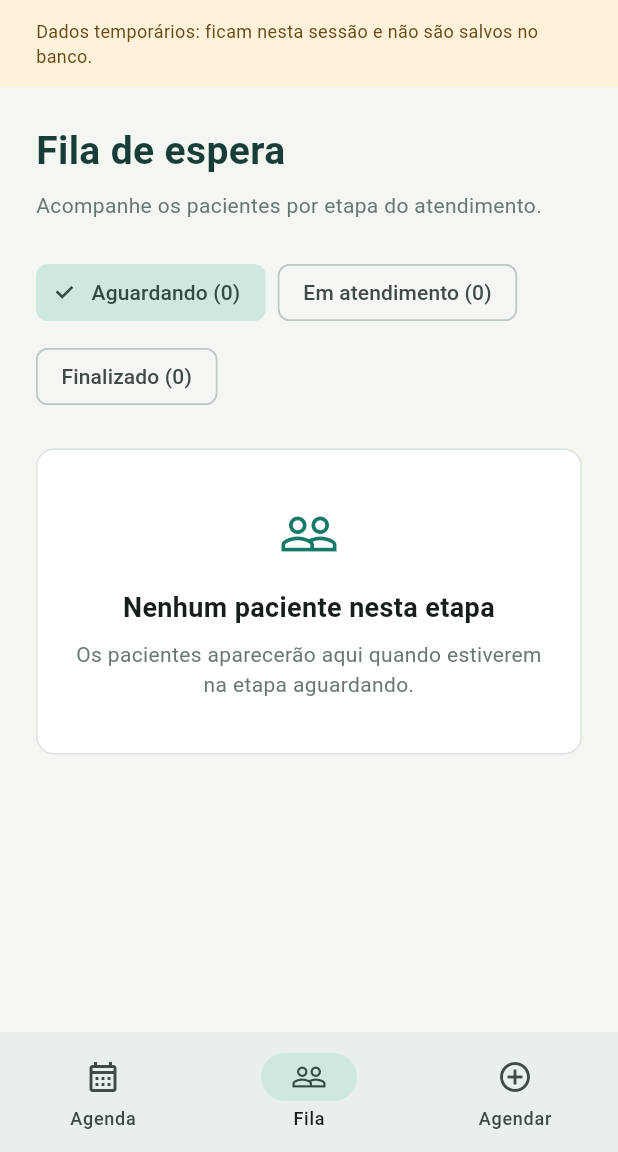
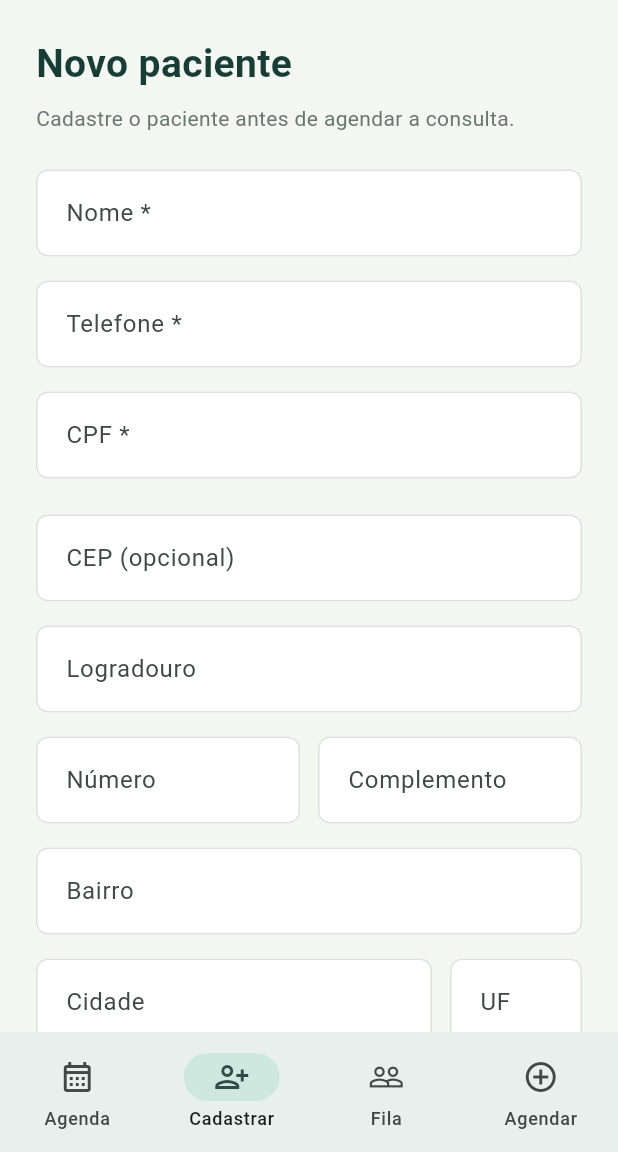
Before and after one commit to henriquesantanareis/Clinix, a Flutter app: the AreaAtendimento screen opened directly with empty values, item 2 of the bottom bar chosen, on a phone screen of 412 x 824 dp, the part 84-1236 px from its top. Run offline on Flutter 3.47's test engine with Material 3 defaults, Android fonts, the phone set to English and light mode, and no system bars; our stand-ins replace dio, supabase_flutter; accounts and stored records are empty.

Commit message:
feat(pacientes): cadastro com endereço, ViaCEP, máscaras e CPF e telefone obrigatórios

```diff
--- /dev/null
+++ b/proj_clinix/lib/apis/viacep_api.dart
@@ -0,0 +1,50 @@
+import 'package:dio/dio.dart';
+import 'package:proj_clinix/config/viacep_config.dart';
+import 'package:proj_clinix/models/endereco_model.dart';
+
+class ViaCepApi {
+  ViaCepApi({Dio? dio})
+    : _dio =
+          dio ??
+          Dio(
+            BaseOptions(
+              connectTimeout: const Duration(seconds: 8),
+              receiveTimeout: const Duration(seconds: 8),
+            ),
+          );
+
+  final Dio _dio;
+
+  /// Retorna o endereço, ou null se o CEP não existir.
+  /// Lança exceção se a consulta falhar (sem rede, timeout, serviço fora).
+  Future<EnderecoModel?> buscarEndereco({required String cep}) async {
+    final somenteNumeros = cep.replaceAll(RegExp(r'\D'), '');
+    if (somenteNumeros.length != 8) {
+      throw ArgumentError('CEP deve ter 8 dígitos');
+    }
+
+    try {
+      final resposta = await _dio.get<Map<String, dynamic>>(
+        ViaCepConfig.baseUrl(somenteNumeros),
+      );
+
+      final dados = resposta.data;
+      if (dados == null) throw Exception('Resposta vazia do ViaCEP');
+
+      if (_naoEncontrado(dados)) return null;
+
+      return EnderecoModel.fromJson(dados);
+    } on DioException catch (erro) {
+      // Algumas respostas de erro chegam com status 400: isso é CEP não encontrado,
+      // e não falha de conexão.
+      if (erro.response?.statusCode == 400) return null;
+      rethrow;
+    }
+  }
+
+  // O ViaCEP devolve "erro" como texto "true" no CEP inexistente, e às vezes como booleano.
+  bool _naoEncontrado(Map<String, dynamic> dados) {
+    final erro = dados['erro'];
+    return erro == true || erro == 'true';
+  }
+}
--- /dev/null
+++ b/proj_clinix/lib/config/viacep_config.dart
@@ -0,0 +1,3 @@
+class ViaCepConfig {
+  static String baseUrl(String cep) => 'https://viacep.com.br/ws/$cep/json/';
+}
--- a/proj_clinix/lib/data/agenda_repository.dart
+++ b/proj_clinix/lib/data/agenda_repository.dart
@@ -3,7 +3,8 @@ import 'package:supabase_flutter/supabase_flutter.dart';
 import '../models/modelos_atendimento.dart';
 
 class AgendaRepository {
-  AgendaRepository({SupabaseClient? client}) : _client = client ?? Supabase.instance.client;
+  AgendaRepository({SupabaseClient? client})
+    : _client = client ?? Supabase.instance.client;
 
   final SupabaseClient _client;
 
@@ -68,18 +69,40 @@ class AgendaRepository {
     });
   }
 
+  // Cadastra o paciente e devolve o id criado.
+  // Campos vazios vão como null, para as restrições do banco funcionarem.
   Future<String> cadastrarPaciente({
     required String nome,
-    String cpf = '',
-    String telefone = '',
+    required String cpf,
+    required String telefone,
+    String cep = '',
+    String logradouro = '',
+    String numero = '',
+    String complemento = '',
+    String bairro = '',
+    String cidade = '',
+    String uf = '',
   }) async {
-    final cpfLimpo = cpf.replaceAll(RegExp(r'\D'), '');
+    String apenasDigitos(String valor) => valor.replaceAll(RegExp(r'\D'), '');
+    String? vazioParaNull(String valor) {
+      final t = valor.trim();
+      return t.isEmpty ? null : t;
+    }
+
+    final cepLimpo = apenasDigitos(cep);
     final linha = await _client
         .from('pacientes')
         .insert({
           'nome': nome.trim(),
-          'cpf': cpfLimpo.isEmpty ? null : cpfLimpo,
-          'telefone': telefone.trim(),
+          'cpf': apenasDigitos(cpf),
+          'telefone': apenasDigitos(telefone),
+          'cep': cepLimpo.isEmpty ? null : cepLimpo,
+          'logradouro': vazioParaNull(logradouro),
+          'numero': vazioParaNull(numero),
+          'complemento': vazioParaNull(complemento),
+          'bairro': vazioParaNull(bairro),
+          'cidade': vazioParaNull(cidade),
+          'uf': vazioParaNull(uf)?.toUpperCase(),
         })
         .select('id')
         .single();
@@ -95,10 +118,10 @@ class AgendaRepository {
   }
 
   Future<void> encerrarAtendimento(String id, String anotacoes) async {
-    await _client.rpc('encerrar_atendimento', params: {
-      'p_agendamento_id': id,
-      'p_anotacoes': anotacoes.trim(),
-    });
+    await _client.rpc(
+      'encerrar_atendimento',
+      params: {'p_agendamento_id': id, 'p_anotacoes': anotacoes.trim()},
+    );
   }
 
   Future<void> cancelarAgendamento(String id) async {
@@ -120,7 +143,10 @@ class AgendaRepository {
 
   // Pacientes cadastrados, para escolher no agendamento.
   Future<List<({String id, String nome})>> listarPacientes() async {
-    final linhas = await _client.from('pacientes').select('id, nome').order('nome');
+    final linhas = await _client
+        .from('pacientes')
+        .select('id, nome')
+        .order('nome');
     return linhas
         .map((l) => (id: l['id'] as String, nome: l['nome'] as String))
         .toList();
@@ -149,5 +175,6 @@ class AgendaRepository {
     );
   }
 
-  DateTime? _data(Object? valor) => valor == null ? null : DateTime.parse(valor as String).toLocal();
+  DateTime? _data(Object? valor) =>
+      valor == null ? null : DateTime.parse(valor as String).toLocal();
 }
--- /dev/null
+++ b/proj_clinix/lib/models/endereco_model.dart
@@ -0,0 +1,25 @@
+class EnderecoModel {
+  const EnderecoModel({
+    required this.cep,
+    required this.logradouro,
+    required this.bairro,
+    required this.cidade,
+    required this.uf,
+  });
+
+  final String cep;
+  final String logradouro;
+  final String bairro;
+  final String cidade;
+  final String uf;
+
+  // O campo "complemento" do ViaCEP é a faixa de numeração da rua,
+  // e não o complemento do paciente, por isso não é lido aqui.
+  factory EnderecoModel.fromJson(Map<String, dynamic> json) => EnderecoModel(
+        cep: (json['cep'] ?? '') as String,
+        logradouro: (json['logradouro'] ?? '') as String,
+        bairro: (json['bairro'] ?? '') as String,
+        cidade: (json['localidade'] ?? '') as String,
+        uf: (json['uf'] ?? '') as String,
+      );
+}
--- /dev/null
+++ b/proj_clinix/lib/pages/pagina_cadastro_paciente.dart
@@ -0,0 +1,386 @@
+import 'package:flutter/material.dart';
+import 'package:proj_clinix/apis/viacep_api.dart';
+import 'package:proj_clinix/data/agenda_repository.dart';
+import 'package:proj_clinix/models/endereco_model.dart';
+import 'package:proj_clinix/utils/mascaras.dart';
+import 'package:proj_clinix/widgets/componentes_atendimento.dart';
+import 'package:supabase_flutter/supabase_flutter.dart';
+
+class PaginaCadastroPaciente extends StatefulWidget {
+  const PaginaCadastroPaciente({super.key, required this.aoSalvar});
+
+  // Chamado só depois que o banco confirma o cadastro.
+  final VoidCallback aoSalvar;
+
+  @override
+  State<PaginaCadastroPaciente> createState() => _EstadoCadastroPaciente();
+}
+
+class _EstadoCadastroPaciente extends State<PaginaCadastroPaciente> {
+  final _formKey = GlobalKey<FormState>();
+  final _repositorio = AgendaRepository();
+  final _viacep = ViaCepApi();
+
+  final _nome = TextEditingController();
+  final _telefone = TextEditingController();
+  final _cpf = TextEditingController();
+  final _cep = TextEditingController();
+  final _logradouro = TextEditingController();
+  final _numero = TextEditingController();
+  final _complemento = TextEditingController();
+  final _bairro = TextEditingController();
+  final _cidade = TextEditingController();
+  final _uf = TextEditingController();
+
+  bool _buscandoCep = false;
+  bool _cepInexistente = false;
+  bool _salvando = false;
+  String? _avisoCep;
+  String? _erroCpf;
+  String? _erroGeral;
+
+  @override
+  void dispose() {
+    for (final c in [
+      _nome,
+      _telefone,
+      _cpf,
+      _cep,
+      _logradouro,
+      _numero,
+      _complemento,
+      _bairro,
+      _cidade,
+      _uf,
+    ]) {
+      c.dispose();
+    }
+    super.dispose();
+  }
+
+  // Chamado a cada alteração do CEP. Só consulta quando tiver 8 dígitos.
+  Future<void> _buscarCep(String valor) async {
+    final digitos = valor.replaceAll(RegExp(r'\D'), '');
+    if (digitos.length != 8) {
+      if (_cepInexistente || _avisoCep != null) {
+        setState(() {
+          _cepInexistente = false;
+          _avisoCep = null;
+        });
+      }
+      return;
+    }
+
+    setState(() {
+      _buscandoCep = true;
+      _avisoCep = null;
+      _cepInexistente = false;
+    });
+    try {
+      final EnderecoModel? endereco = await _viacep.buscarEndereco(
+        cep: digitos,
+      );
+      if (!mounted) return;
+      if (endereco == null) {
+        setState(() {
+          _cepInexistente = true;
+          _avisoCep = 'CEP não encontrado. Confira o número ou apague o CEP.';
+        });
+      } else {
+        setState(() {
+          _logradouro.text = endereco.logradouro;
+          _bairro.text = endereco.bairro;
+          _cidade.text = endereco.cidade;
+          _uf.text = endereco.uf;
+        });
+      }
+    } catch (_) {
+      if (!mounted) return;
+      setState(
+        () => _avisoCep = 'Não foi possível consultar o CEP. Você pode salvar e preencher depois.',
+      );
+    } finally {
+      if (mounted) setState(() => _buscandoCep = false);
+    }
+  }
+
+  Future<void> _salvar() async {
+    if (_salvando) return;
+    setState(() {
+      _erroCpf = null;
+      _erroGeral = null;
+    });
+    if (!_formKey.currentState!.validate()) return;
+    if (_cepInexistente) {
+      setState(
+        () => _erroGeral = 'O CEP não existe. Corrija o número ou apague o CEP antes de salvar.',
+      );
+      return;
+    }
+    setState(() => _salvando = true);
+    try {
+      await _repositorio.cadastrarPaciente(
+        nome: _nome.text,
+        cpf: _cpf.text,
+        telefone: _telefone.text,
+        cep: _cep.text,
+        logradouro: _logradouro.text,
+        numero: _numero.text,
+        complemento: _complemento.text,
+        bairro: _bairro.text,
+        cidade: _cidade.text,
+        uf: _uf.text,
+      );
+      if (!mounted) return;
+      _limpar();
+      ScaffoldMessenger.of(context)
+          .showSnackBar(const SnackBar(content: Text('Paciente cadastrado.')));
+      widget.aoSalvar();
+    } on PostgrestException catch (erro) {
+      if (!mounted) return;
+      setState(() {
+        if (erro.code == '23505') {
+          _erroCpf = 'Já existe um paciente com este CPF.';
+        } else {
+          _erroGeral = 'Não foi possível cadastrar o paciente. Tente de novo.';
+        }
+      });
+    } catch (_) {
+      if (!mounted) return;
+      setState(
+        () => _erroGeral =
+            'Não foi possível cadastrar o paciente. Tente de novo.',
+      );
+    } finally {
+      if (mounted) setState(() => _salvando = false);
+    }
+  }
+
+  // Deixa o formulário vazio para o próximo cadastro.
+  void _limpar() {
+    for (final c in [
+      _nome,
+      _telefone,
+      _cpf,
+      _cep,
+      _logradouro,
+      _numero,
+      _complemento,
+      _bairro,
+      _cidade,
+      _uf,
+    ]) {
+      c.clear();
+    }
+    _formKey.currentState?.reset();
+    setState(() {
+      _avisoCep = null;
+      _erroCpf = null;
+      _erroGeral = null;
+      _cepInexistente = false;
+    });
+  }
+
+  @override
+  Widget build(BuildContext context) => SingleChildScrollView(
+    padding: const EdgeInsets.all(24),
+    child: Align(
+      alignment: Alignment.topCenter,
+      child: ConstrainedBox(
+        constraints: const BoxConstraints(maxWidth: 680),
+        child: Form(
+          key: _formKey,
+          child: Column(
+            crossAxisAlignment: CrossAxisAlignment.stretch,
+            children: [
+              const CabecalhoAtendimento(
+                titulo: 'Novo paciente',
+                descricao: 'Cadastre o paciente antes de agendar a consulta.',
+              ),
+              TextFormField(
+                key: const Key('cadastro-nome'),
+                controller: _nome,
+                textCapitalization: TextCapitalization.words,
+                maxLength: 100,
+                decoration: const InputDecoration(
+                  labelText: 'Nome *',
+                  counterText: '',
+                  hintText: 'Ex.: Maria da Silva, João Pereira',
+                ),
+                validator: (v) =>
+                    (v?.trim().isEmpty ?? true) ? 'Informe o nome.' : null,
+              ),
+              const SizedBox(height: 16),
+              TextFormField(
+                controller: _telefone,
+                keyboardType: TextInputType.phone,
+                maxLength: 15,
+                inputFormatters: [MascaraTelefone()],
+                decoration: const InputDecoration(
+                  labelText: 'Telefone *',
+                  counterText: '',
+                  hintText: 'Ex.: (11) 91234-5678',
+                ),
+                validator: (v) {
+                  final digitos = (v ?? '').replaceAll(RegExp(r'\D'), '');
+                  if (digitos.isEmpty) return 'Informe o telefone.';
+                  return digitos.length == 10 || digitos.length == 11
+                      ? null
+                      : 'O telefone deve ter DDD e 10 ou 11 números.';
+                },
+              ),
+              const SizedBox(height: 16),
+              TextFormField(
+                controller: _cpf,
+                keyboardType: TextInputType.number,
+                maxLength: 14,
+                inputFormatters: [MascaraCpf()],
+                decoration: InputDecoration(
+                  labelText: 'CPF *',
+                  counterText: '',
+                  hintText: 'Ex.: 123.456.789-00',
+                  errorText: _erroCpf,
+                ),
+                validator: (v) {
+                  final digitos = (v ?? '').replaceAll(RegExp(r'\D'), '');
+                  if (digitos.isEmpty) return 'Informe o CPF.';
+                  return digitos.length == 11
+                      ? null
+                      : 'O CPF deve ter 11 dígitos.';
+                },
+              ),
+              const SizedBox(height: 24),
+              TextFormField(
+                controller: _cep,
+                keyboardType: TextInputType.number,
+                maxLength: 9,
+                inputFormatters: [MascaraCep()],
+                onChanged: _buscarCep,
+                decoration: InputDecoration(
+                  labelText: 'CEP (opcional)',
+                  counterText: '',
+                  hintText: 'Ex.: 12345-678',
+                  helperText: _buscandoCep
+                      ? 'Buscando endereço...'
+                      : (_cepInexistente ? null : _avisoCep),
+                  errorText: _cepInexistente ? 'CEP não encontrado.' : null,
+                ),
+                validator: (v) {
+                  final digitos = (v ?? '').replaceAll(RegExp(r'\D'), '');
+                  if (digitos.isEmpty) return null;
+                  return digitos.length == 8
+                      ? null
+                      : 'O CEP deve ter 8 dígitos.';
+                },
+              ),
+              const SizedBox(height: 16),
+              TextFormField(
+                controller: _logradouro,
+                textCapitalization: TextCapitalization.words,
+                maxLength: 150,
+                decoration: const InputDecoration(
+                  labelText: 'Logradouro',
+                  counterText: '',
+                  hintText: 'Ex.: Rua das Flores, Avenida Brasil',
+                ),
+              ),
+              const SizedBox(height: 16),
+              Row(
+                children: [
+                  Expanded(
+                    child: TextFormField(
+                      controller: _numero,
+                      keyboardType: TextInputType.text,
+                      maxLength: 10,
+                      decoration: const InputDecoration(
+                        labelText: 'Número',
+                        counterText: '',
+                        hintText: 'Ex.: 123, 45A, S/N',
+                      ),
+                    ),
+                  ),
+                  const SizedBox(width: 12),
+                  Expanded(
+                    child: TextFormField(
+                      controller: _complemento,
+                      textCapitalization: TextCapitalization.words,
+                      maxLength: 60,
+                      decoration: const InputDecoration(
+                        labelText: 'Complemento',
+                        counterText: '',
+                        hintText: 'Ex.: Apto 101, Bloco B, Fundos',
+                      ),
+                    ),
+                  ),
+                ],
+              ),
+              const SizedBox(height: 16),
+              TextFormField(
+                controller: _bairro,
+                textCapitalization: TextCapitalization.words,
+                maxLength: 100,
+                decoration: const InputDecoration(
+                  labelText: 'Bairro',
+                  counterText: '',
+                  hintText: 'Ex.: Centro, Vila Nova, Jardim das Flores',
+                ),
+              ),
+              const SizedBox(height: 16),
+              Row(
+                children: [
+                  Expanded(
+                    flex: 3,
+                    child: TextFormField(
+                      controller: _cidade,
+                      textCapitalization: TextCapitalization.words,
+                      maxLength: 100,
+                      decoration: const InputDecoration(
+                        labelText: 'Cidade',
+                        counterText: '',
+                        hintText:
+                            'Ex.: São Paulo, Rio de Janeiro, Belo Horizonte',
+                      ),
+                    ),
+                  ),
+                  const SizedBox(width: 12),
+                  Expanded(
+                    child: TextFormField(
+                      controller: _uf,
+                      textCapitalization: TextCapitalization.characters,
+                      maxLength: 2,
+                      decoration: const InputDecoration(
+                        labelText: 'UF',
+                        counterText: '',
+                        hintText: 'Ex.: SP, RJ, MG',
+                      ),
+                      validator: (v) {
+                        final t = (v ?? '').trim();
+                        if (t.isEmpty) return null;
+                        return t.length == 2 ? null : 'Use a sigla, como SP.';
+                      },
+                    ),
+                  ),
+                ],
+              ),
+              const SizedBox(height: 24),
+              if (_erroGeral != null) ...[
+                Text(_erroGeral!, style: const TextStyle(color: Colors.red)),
+                const SizedBox(height: 12),
+              ],
+              FilledButton.icon(
+                key: const Key('salvar-paciente'),
+                onPressed: _salvando ? null : _salvar,
+                style: FilledButton.styleFrom(
+                  padding: const EdgeInsets.symmetric(vertical: 18),
+                ),
+                icon: const Icon(Icons.save_outlined),
+                label: Text(_salvando ? 'Salvando...' : 'Salvar paciente'),
+              ),
+              const SizedBox(height: 16),
+            ],
+          ),
+        ),
+      ),
+    ),
+  );
+}
--- /dev/null
+++ b/proj_clinix/lib/utils/mascaras.dart
@@ -0,0 +1,47 @@
+import 'package:flutter/services.dart';
+
+// Aplica uma máscara em que cada "#" é um dígito. Ex.: '###.###.###-##'.
+// Os separadores aparecem sozinhos conforme a pessoa digita.
+String aplicarMascara(String digitos, String mascara) {
+  final buffer = StringBuffer();
+  var i = 0;
+  for (final caractere in mascara.split('')) {
+    if (i >= digitos.length) break;
+    if (caractere == '#') {
+      buffer.write(digitos[i]);
+      i++;
+    } else {
+      buffer.write(caractere);
+    }
+  }
+  return buffer.toString();
+}
+
+String _soDigitos(String texto) => texto.replaceAll(RegExp(r'\D'), '');
+
+TextEditingValue _valorComCursorNoFim(String texto) => TextEditingValue(
+      text: texto,
+      selection: TextSelection.collapsed(offset: texto.length),
+    );
+
+class MascaraCpf extends TextInputFormatter {
+  @override
+  TextEditingValue formatEditUpdate(TextEditingValue antigo, TextEditingValue novo) =>
+      _valorComCursorNoFim(aplicarMascara(_soDigitos(novo.text), '###.###.###-##'));
+}
+
+class MascaraCep extends TextInputFormatter {
+  @override
+  TextEditingValue formatEditUpdate(TextEditingValue antigo, TextEditingValue novo) =>
+      _valorComCursorNoFim(aplicarMascara(_soDigitos(novo.text), '#####-###'));
+}
+
+// Fixo tem 10 dígitos; celular, 11. A máscara muda conforme a quantidade digitada.
+class MascaraTelefone extends TextInputFormatter {
+  @override
+  TextEditingValue formatEditUpdate(TextEditingValue antigo, TextEditingValue novo) {
+    final digitos = _soDigitos(novo.text);
+    final mascara = digitos.length <= 10 ? '(##) ####-####' : '(##) #####-####';
+    return _valorComCursorNoFim(aplicarMascara(digitos, mascara));
+  }
+}
--- a/proj_clinix/lib/widgets/area_atendimento.dart
+++ b/proj_clinix/lib/widgets/area_atendimento.dart
@@ -1,15 +1,16 @@
 import 'package:flutter/material.dart';
 
-// import '../componentes_clinix.dart';
 import '../models/agenda_clinix.dart';
 import 'componentes_clinix.dart';
 import '../pages/pagina_agendamento.dart';
 import '../pages/pagina_atendimento.dart';
+import '../pages/pagina_cadastro_paciente.dart';
 import '../pages/pagina_fila_espera.dart';
 import '../pages/pagina_pacientes_agendados.dart';
 
 enum _AbaClinix {
-  pacientes('Agenda', Icons.calendar_month_outlined),
+  agenda('Agenda', Icons.calendar_month_outlined),
+  cadastro('Cadastrar', Icons.person_add_alt_1_outlined),
   fila('Fila', Icons.people_outline),
   agendamento('Agendar', Icons.add_circle_outline),
   atendimento('Atender', Icons.medical_services_outlined);
@@ -30,26 +31,35 @@ class AreaAtendimento extends StatefulWidget {
 }
 
 class _EstadoAreaAtendimento extends State<AreaAtendimento> {
-  _AbaClinix _aba = _AbaClinix.pacientes;
+  _AbaClinix _aba = _AbaClinix.agenda;
   DateTime? _diaAgenda;
   int _versaoAgenda = 0;
+  int _versaoPacientes = 0;
 
   void _abrirAgendamento() => setState(() => _aba = _AbaClinix.agendamento);
 
+  // Volta para a Agenda, incrementando a versão de pacientes para forçar a atualização da lista.
+  void _voltarDoCadastro() => setState(() {
+    _versaoPacientes++;
+    _aba = _AbaClinix.agenda;
+  });
+
   Widget _pagina(_AbaClinix aba) => switch (aba) {
-    _AbaClinix.pacientes => PaginaPacientesAgendados(
-      key: ValueKey('pacientes-$_versaoAgenda'),
+    _AbaClinix.agenda => PaginaPacientesAgendados(
+      key: ValueKey('agenda-$_versaoAgenda'),
       agenda: widget.agenda,
       diaInicial: _diaAgenda,
       aoNovoAgendamento: _abrirAgendamento,
     ),
+    _AbaClinix.cadastro => PaginaCadastroPaciente(aoSalvar: _voltarDoCadastro),
     _AbaClinix.fila => PaginaFilaEspera(agenda: widget.agenda),
     _AbaClinix.agendamento => PaginaAgendamento(
+      key: ValueKey('agendamento-$_versaoPacientes'),
       agenda: widget.agenda,
       aoAgendar: (dataHora) => setState(() {
         _diaAgenda = dataHora;
         _versaoAgenda++;
-        _aba = _AbaClinix.pacientes;
+        _aba = _AbaClinix.agenda;
       }),
     ),
     _AbaClinix.atendimento => PaginaAtendimento(agenda: widget.agenda),
@@ -58,12 +68,16 @@ class _EstadoAreaAtendimento extends State<AreaAtendimento> {
   @override
   Widget build(BuildContext context) {
     final abas = [
-      _AbaClinix.pacientes,
+      _AbaClinix.agenda,
+      if (widget.agenda.perfil.podeCadastrarPaciente) _AbaClinix.cadastro,
       if (widget.agenda.perfil.podeVerFila) _AbaClinix.fila,
-      _AbaClinix.agendamento,
+      if (widget.agenda.perfil.podeAgendar) _AbaClinix.agendamento,
       if (widget.agenda.perfil.podeAtender) _AbaClinix.atendimento,
     ];
-    final indice = abas.indexOf(_aba);
+    // Se a aba atual não estiver disponível para o perfil, mostra a primeira.
+    final atual = abas.contains(_aba) ? _aba : abas.first;
+    final indice = abas.indexOf(atual);
+
     return Scaffold(
       appBar: AppBar(
         leading: widget.aoVoltar == null
@@ -80,19 +94,6 @@ class _EstadoAreaAtendimento extends State<AreaAtendimento> {
       body: SafeArea(
         child: Column(
           children: [
-            if (MediaQuery.viewInsetsOf(context).bottom == 0)
-              Container(
-                width: double.infinity,
-                color: const Color(0xFFFFF1DA),
-                padding: const EdgeInsets.symmetric(
-                  horizontal: 24,
-                  vertical: 12,
-                ),
-                child: const Text(
-                  'Dados temporários: ficam nesta sessão e não são salvos no banco.',
-                  style: TextStyle(color: Color(0xFF684B17), fontSize: 12),
-                ),
-              ),
             Expanded(
               child: AnimatedBuilder(
                 animation: widget.agenda,
--- a/proj_clinix/pubspec.yaml
+++ b/proj_clinix/pubspec.yaml
@@ -37,6 +37,7 @@ dependencies:
   # Use with the CupertinoIcons class for iOS style icons.
   cupertino_icons: ^1.0.8
   supabase_flutter: ^2.18.0
+  dio: ^5.11.1
 
 dev_dependencies:
   flutter_test:
```
Also changed, not shown: proj_clinix/pubspec.lock.
